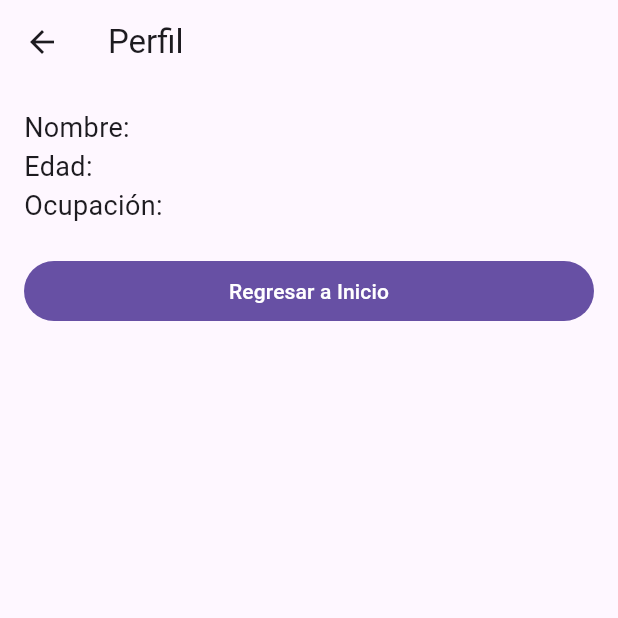
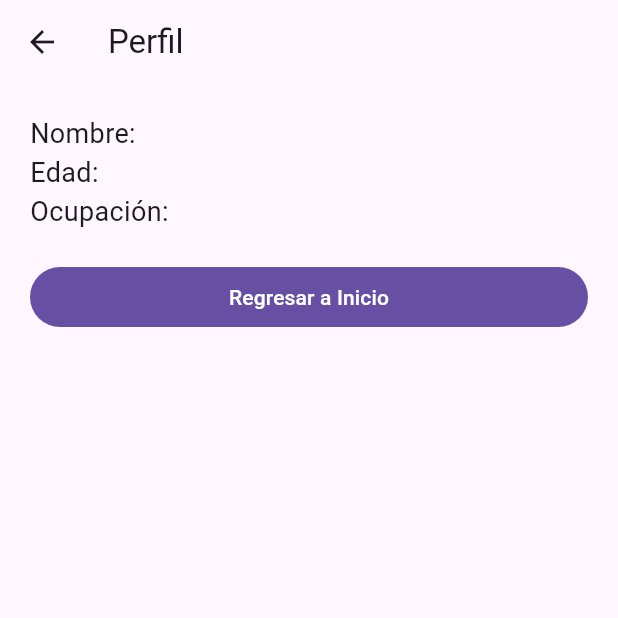
Before and after one commit to fersanbar/user_app, a Flutter app: the CreateProfileScreen screen opened directly, after a tap on "Guardar y Ver Perfil", on a phone screen of 412 x 824 dp, the top half of it. Run offline on Flutter 3.47's test engine with Material 3 defaults, Android fonts, the phone set to English and light mode, and no system bars.

Commit message:
Diseño Aplicacion

```diff
--- a/lib/main.dart
+++ b/lib/main.dart
@@ -51,7 +51,7 @@ class _CreateProfileScreenState extends State<CreateProfileScreen> {
     return Scaffold(
       appBar: AppBar(title: Text('Crear Perfil')),
       body: Padding(
-        padding: const EdgeInsets.all(16.0),
+        padding: const EdgeInsets.all(20.0),
         child: Column(
           crossAxisAlignment: CrossAxisAlignment.stretch,
           children: [
@@ -111,7 +111,7 @@ class ProfileScreen extends StatelessWidget {
     return Scaffold(
       appBar: AppBar(title: Text('Perfil')),
       body: Padding(
-        padding: const EdgeInsets.all(16.0),
+        padding: const EdgeInsets.all(20.0),
         child: Column(
           crossAxisAlignment: CrossAxisAlignment.stretch,
           children: [
```
